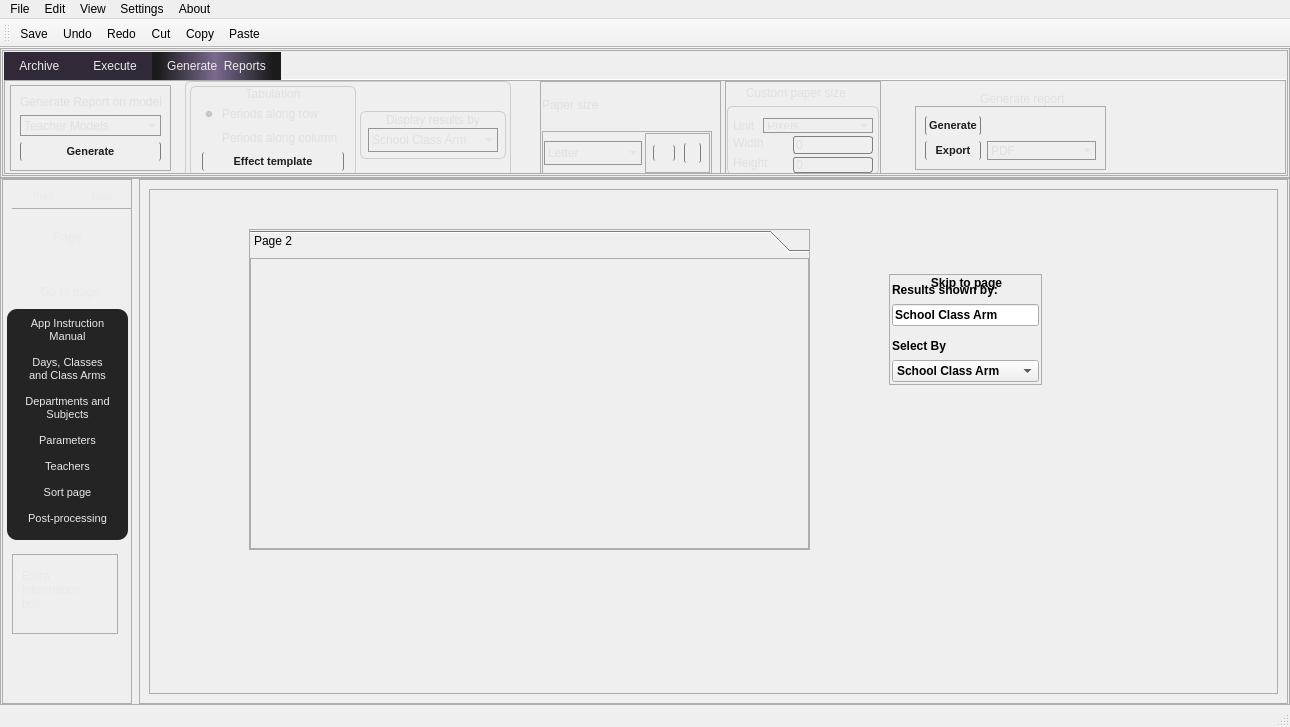
Above: gui/Timetable_GUI.ui from oluatomi/TimetableGUI_project before the change. Below: the same form after it.
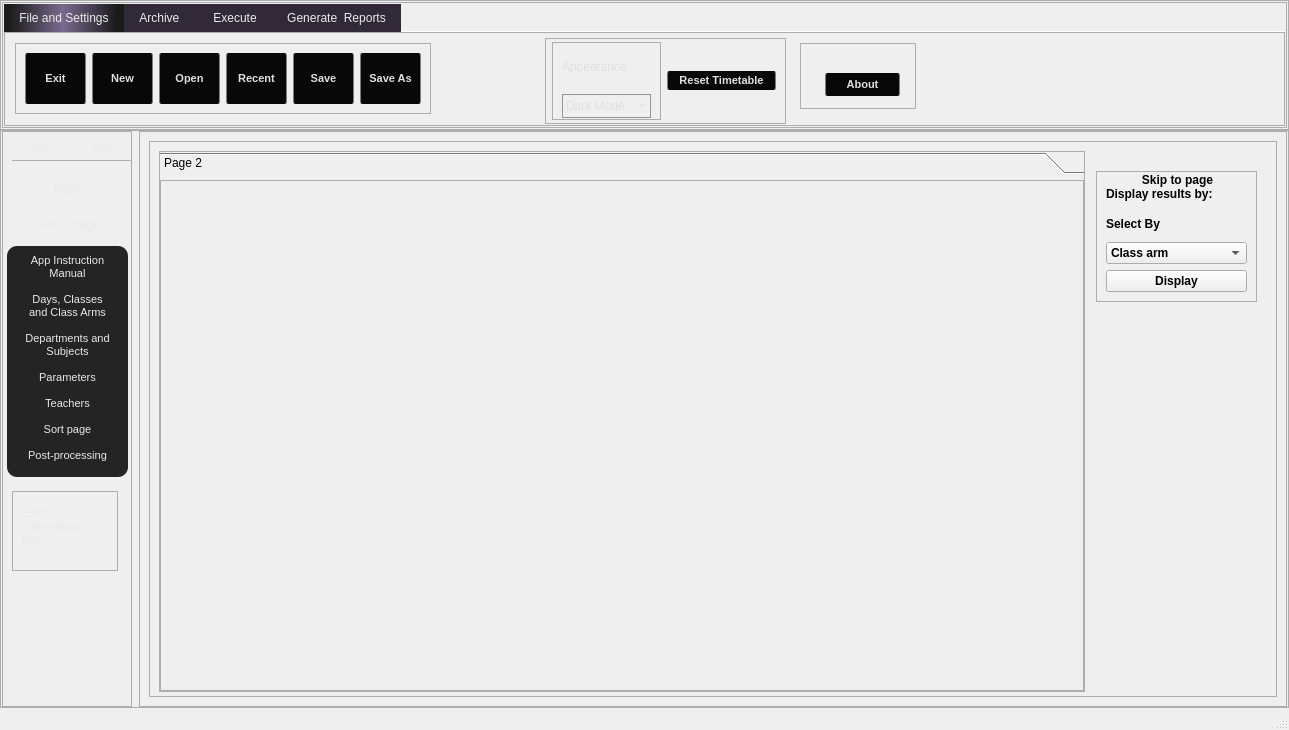
That is the form after the change. The open tabs and pages were chosen to show the change. Icons and pictures are not drawn.

The edit to the form file:
```diff
--- a/gui/Timetable_GUI.ui
+++ b/gui/Timetable_GUI.ui
@@ -9,8 +9,8 @@
    <rect>
     <x>0</x>
     <y>0</y>
-    <width>1290</width>
-    <height>727</height>
+    <width>1289</width>
+    <height>730</height>
    </rect>
   </property>
   <property name="sizePolicy">
@@ -170,7 +170,7 @@
            <rect>
             <x>0</x>
             <y>0</y>
-            <width>1284</width>
+            <width>1283</width>
             <height>124</height>
            </rect>
           </property>
@@ -223,14 +223,13 @@
 
 
 QPushButton{
+	background:#080808;
 	border-left:1px solid #7d7d7d;
 	border-right:1px solid #7d7d7d;
 	padding:3px;
 	font-weight:500;
 	font-size:11px;
-	border-radius:2px;
-color:#1d1d1d;
-	
+	border-radius:2px;	
 }
 
 QPushButton::hover{
@@ -259,7 +258,7 @@
               <enum>QTabWidget::Rounded</enum>
              </property>
              <property name="currentIndex">
-              <number>2</number>
+              <number>0</number>
              </property>
              <property name="iconSize">
               <size>
@@ -282,6 +281,230 @@
              <property name="tabBarAutoHide">
               <bool>false</bool>
              </property>
+             <widget class="QWidget" name="file_tab">
+              <attribute name="title">
+               <string>File and Settings</string>
+              </attribute>
+              <widget class="QFrame" name="frame_64">
+               <property name="geometry">
+                <rect>
+                 <x>10</x>
+                 <y>10</y>
+                 <width>416</width>
+                 <height>71</height>
+                </rect>
+               </property>
+               <property name="frameShape">
+                <enum>QFrame::StyledPanel</enum>
+               </property>
+               <property name="frameShadow">
+                <enum>QFrame::Raised</enum>
+               </property>
+               <layout class="QHBoxLayout" name="horizontalLayout_26">
+                <item>
+                 <widget class="QPushButton" name="pushButton_12">
+                  <property name="sizePolicy">
+                   <sizepolicy hsizetype="Minimum" vsizetype="Expanding">
+                    <horstretch>0</horstretch>
+                    <verstretch>0</verstretch>
+                   </sizepolicy>
+                  </property>
+                  <property name="text">
+                   <string>Exit</string>
+                  </property>
+                 </widget>
+                </item>
+                <item>
+                 <widget class="QPushButton" name="pushButton_7">
+                  <property name="sizePolicy">
+                   <sizepolicy hsizetype="Minimum" vsizetype="Expanding">
+                    <horstretch>0</horstretch>
+                    <verstretch>0</verstretch>
+                   </sizepolicy>
+                  </property>
+                  <property name="text">
+                   <string>New</string>
+                  </property>
+                 </widget>
+                </item>
+                <item>
+                 <widget class="QPushButton" name="pushButton_5">
+                  <property name="sizePolicy">
+                   <sizepolicy hsizetype="Minimum" vsizetype="Expanding">
+                    <horstretch>0</horstretch>
+                    <verstretch>0</verstretch>
+                   </sizepolicy>
+                  </property>
+                  <property name="text">
+                   <string>Open</string>
+                  </property>
+                  <property name="icon">
+                   <iconset>
+                    <normaloff>../Icons-mine/Open_file.png</normaloff>../Icons-mine/Open_file.png</iconset>
+                  </property>
+                  <property name="iconSize">
+                   <size>
+                    <width>40</width>
+                    <height>40</height>
+                   </size>
+                  </property>
+                 </widget>
+                </item>
+                <item>
+                 <widget class="QPushButton" name="pushButton_14">
+                  <property name="sizePolicy">
+                   <sizepolicy hsizetype="Minimum" vsizetype="Expanding">
+                    <horstretch>0</horstretch>
+                    <verstretch>0</verstretch>
+                   </sizepolicy>
+                  </property>
+                  <property name="text">
+                   <string>Recent</string>
+                  </property>
+                 </widget>
+                </item>
+                <item>
+                 <widget class="QPushButton" name="pushButton_4">
+                  <property name="sizePolicy">
+                   <sizepolicy hsizetype="Minimum" vsizetype="Expanding">
+                    <horstretch>0</horstretch>
+                    <verstretch>0</verstretch>
+                   </sizepolicy>
+                  </property>
+                  <property name="text">
+                   <string>Save</string>
+                  </property>
+                 </widget>
+                </item>
+                <item>
+                 <widget class="QPushButton" name="pushButton_10">
+                  <property name="sizePolicy">
+                   <sizepolicy hsizetype="Minimum" vsizetype="Expanding">
+                    <horstretch>0</horstretch>
+                    <verstretch>0</verstretch>
+                   </sizepolicy>
+                  </property>
+                  <property name="text">
+                   <string>Save As</string>
+                  </property>
+                 </widget>
+                </item>
+               </layout>
+              </widget>
+              <widget class="QFrame" name="frame_67">
+               <property name="geometry">
+                <rect>
+                 <x>795</x>
+                 <y>10</y>
+                 <width>116</width>
+                 <height>66</height>
+                </rect>
+               </property>
+               <property name="frameShape">
+                <enum>QFrame::StyledPanel</enum>
+               </property>
+               <property name="frameShadow">
+                <enum>QFrame::Raised</enum>
+               </property>
+               <widget class="QPushButton" name="pushButton_15">
+                <property name="geometry">
+                 <rect>
+                  <x>25</x>
+                  <y>30</y>
+                  <width>75</width>
+                  <height>23</height>
+                 </rect>
+                </property>
+                <property name="text">
+                 <string>About</string>
+                </property>
+               </widget>
+              </widget>
+              <widget class="QFrame" name="frame_68">
+               <property name="geometry">
+                <rect>
+                 <x>540</x>
+                 <y>5</y>
+                 <width>241</width>
+                 <height>86</height>
+                </rect>
+               </property>
+               <layout class="QHBoxLayout" name="horizontalLayout_56">
+                <property name="leftMargin">
+                 <number>6</number>
+                </property>
+                <property name="topMargin">
+                 <number>3</number>
+                </property>
+                <property name="bottomMargin">
+                 <number>3</number>
+                </property>
+                <item>
+                 <widget class="QFrame" name="frame_66">
+                  <property name="frameShape">
+                   <enum>QFrame::StyledPanel</enum>
+                  </property>
+                  <property name="frameShadow">
+                   <enum>QFrame::Raised</enum>
+                  </property>
+                  <layout class="QVBoxLayout" name="verticalLayout_90">
+                   <property name="spacing">
+                    <number>5</number>
+                   </property>
+                   <property name="leftMargin">
+                    <number>9</number>
+                   </property>
+                   <property name="topMargin">
+                    <number>1</number>
+                   </property>
+                   <property name="rightMargin">
+                    <number>9</number>
+                   </property>
+                   <property name="bottomMargin">
+                    <number>1</number>
+                   </property>
+                   <item>
+                    <widget class="QLabel" name="label_33">
+                     <property name="text">
+                      <string>Appearance</string>
+                     </property>
+                    </widget>
+                   </item>
+                   <item>
+                    <widget class="QComboBox" name="comboBox_8">
+                     <item>
+                      <property name="text">
+                       <string>Dark Mode</string>
+                      </property>
+                     </item>
+                     <item>
+                      <property name="text">
+                       <string>Light Mode</string>
+                      </property>
+                     </item>
+                     <item>
+                      <property name="text">
+                       <string>Mid mode</string>
+                      </property>
+                     </item>
+                    </widget>
+                   </item>
+                  </layout>
+                 </widget>
+                </item>
+                <item>
+                 <widget class="QPushButton" name="pushButton_13">
+                  <property name="toolTip">
+                   <string>&lt;html&gt;&lt;head/&gt;&lt;body&gt;&lt;p&gt;&lt;span style=&quot; font-weight:400;&quot;&gt;Irrevocably resets the current timetable operation. Days, classes, class arms, etc. are permanently lost.&lt;/span&gt;&lt;/p&gt;&lt;/body&gt;&lt;/html&gt;</string>
+                  </property>
+                  <property name="text">
+                   <string>Reset Timetable</string>
+                  </property>
+                 </widget>
+                </item>
+               </layout>
+              </widget>
+             </widget>
              <widget class="QWidget" name="archive">
               <attribute name="title">
                <string>Archive </string>
@@ -1240,85 +1463,6 @@
                      </item>
                     </widget>
                    </item>
-                   <item>
-                    <widget class="QFrame" name="frame_21">
-                     <property name="maximumSize">
-                      <size>
-                       <width>65</width>
-                       <height>16777215</height>
-                      </size>
-                     </property>
-                     <layout class="QHBoxLayout" name="horizontalLayout_28">
-                      <property name="spacing">
-                       <number>3</number>
-                      </property>
-                      <property name="leftMargin">
-                       <number>1</number>
-                      </property>
-                      <property name="topMargin">
-                       <number>1</number>
-                      </property>
-                      <property name="rightMargin">
-                       <number>1</number>
-                      </property>
-                      <property name="bottomMargin">
-                       <number>1</number>
-                      </property>
-                      <item>
-                       <widget class="QPushButton" name="pushButton_37">
-                        <property name="maximumSize">
-                         <size>
-                          <width>22</width>
-                          <height>16</height>
-                         </size>
-                        </property>
-                        <property name="toolTip">
-                         <string>Landscape mode</string>
-                        </property>
-                        <property name="text">
-                         <string/>
-                        </property>
-                        <property name="icon">
-                         <iconset>
-                          <normaloff>../Icons-mine/Effects/landscape.png</normaloff>../Icons-mine/Effects/landscape.png</iconset>
-                        </property>
-                        <property name="iconSize">
-                         <size>
-                          <width>22</width>
-                          <height>16</height>
-                         </size>
-                        </property>
-                       </widget>
-                      </item>
-                      <item>
-                       <widget class="QPushButton" name="pushButton_48">
-                        <property name="maximumSize">
-                         <size>
-                          <width>17</width>
-                          <height>20</height>
-                         </size>
-                        </property>
-                        <property name="toolTip">
-                         <string>&lt;html&gt;&lt;head/&gt;&lt;body&gt;&lt;p&gt;&lt;span style=&quot; font-size:8pt;&quot;&gt;Portrait mode&lt;/span&gt;&lt;/p&gt;&lt;/body&gt;&lt;/html&gt;</string>
-                        </property>
-                        <property name="text">
-                         <string/>
-                        </property>
-                        <property name="icon">
-                         <iconset>
-                          <normaloff>../Icons-mine/Effects/portrait.png</normaloff>../Icons-mine/Effects/portrait.png</iconset>
-                        </property>
-                        <property name="iconSize">
-                         <size>
-                          <width>20</width>
-                          <height>20</height>
-                         </size>
-                        </property>
-                       </widget>
-                      </item>
-                     </layout>
-                    </widget>
-                   </item>
                   </layout>
                  </widget>
                 </item>
@@ -1713,7 +1857,7 @@
           <property name="geometry">
            <rect>
             <x>5</x>
-            <y>130</y>
+            <y>115</y>
             <width>121</width>
             <height>231</height>
            </rect>
@@ -1816,7 +1960,7 @@
           <property name="geometry">
            <rect>
             <x>25</x>
-            <y>105</y>
+            <y>85</y>
             <width>86</width>
             <height>16</height>
            </rect>
@@ -1848,7 +1992,7 @@
           <property name="geometry">
            <rect>
             <x>10</x>
-            <y>375</y>
+            <y>360</y>
             <width>106</width>
             <height>80</height>
            </rect>
@@ -10107,10 +10251,10 @@
              <widget class="QGroupBox" name="groupBox_50">
               <property name="geometry">
                <rect>
-                <x>740</x>
-                <y>85</y>
-                <width>153</width>
-                <height>111</height>
+                <x>947</x>
+                <y>30</y>
+                <width>161</width>
+                <height>131</height>
                </rect>
               </property>
               <property name="font">
@@ -10127,56 +10271,27 @@
               </property>
               <layout class="QVBoxLayout" name="verticalLayout_39">
                <property name="spacing">
-                <number>2</number>
+                <number>6</number>
                </property>
                <property name="leftMargin">
-                <number>2</number>
+                <number>9</number>
                </property>
                <property name="topMargin">
-                <number>2</number>
+                <number>9</number>
                </property>
                <property name="rightMargin">
-                <number>2</number>
+                <number>9</number>
                </property>
                <property name="bottomMargin">
-                <number>2</number>
+                <number>9</number>
                </property>
                <item>
                 <widget class="QLabel" name="label_35">
                  <property name="text">
-                  <string>Results shown by:</string>
+                  <string>Display results by:</string>
                  </property>
                 </widget>
                </item>
-               <item>
-                <widget class="QLineEdit" name="lineEdit_14">
-                 <property name="inputMask">
-                  <string/>
-                 </property>
-                 <property name="text">
-                  <string>School Class Arm</string>
-                 </property>
-                 <property name="readOnly">
-                  <bool>true</bool>
-                 </property>
-                </widget>
-               </item>
-               <item>
-                <spacer name="verticalSpacer_9">
-                 <property name="orientation">
-                  <enum>Qt::Vertical</enum>
-                 </property>
-                 <property name="sizeType">
-                  <enum>QSizePolicy::Fixed</enum>
-                 </property>
-                 <property name="sizeHint" stdset="0">
-                  <size>
-                   <width>20</width>
-                   <height>6</height>
-                  </size>
-                 </property>
-                </spacer>
-               </item>
                <item>
                 <widget class="QLabel" name="label_84">
                  <property name="text">
@@ -10188,7 +10303,7 @@
                 <widget class="QComboBox" name="comboBox_18">
                  <item>
                   <property name="text">
-                   <string>School Class Arm</string>
+                   <string>Class arm</string>
                   </property>
                  </item>
                  <item>
@@ -10196,6 +10311,18 @@
                    <string>School Class Group</string>
                   </property>
                  </item>
+                 <item>
+                  <property name="text">
+                   <string>Day</string>
+                  </property>
+                 </item>
+                </widget>
+               </item>
+               <item>
+                <widget class="QPushButton" name="pushButton">
+                 <property name="text">
+                  <string>Display</string>
+                 </property>
                 </widget>
                </item>
               </layout>
@@ -10203,10 +10330,10 @@
              <widget class="QToolBox" name="final_output_toolbox">
               <property name="geometry">
                <rect>
-                <x>100</x>
-                <y>40</y>
-                <width>561</width>
-                <height>321</height>
+                <x>10</x>
+                <y>10</y>
+                <width>926</width>
+                <height>541</height>
                </rect>
               </property>
               <property name="currentIndex">
@@ -10217,8 +10344,8 @@
                 <rect>
                  <x>0</x>
                  <y>0</y>
-                 <width>98</width>
-                 <height>28</height>
+                 <width>922</width>
+                 <height>510</height>
                 </rect>
                </property>
                <attribute name="label">
@@ -10238,69 +10365,6 @@
    </layout>
   </widget>
   <widget class="QStatusBar" name="statusbar"/>
-  <widget class="QToolBar" name="toolBar">
-   <property name="windowTitle">
-    <string>toolBar</string>
-   </property>
-   <attribute name="toolBarArea">
-    <enum>TopToolBarArea</enum>
-   </attribute>
-   <attribute name="toolBarBreak">
-    <bool>false</bool>
-   </attribute>
-   <addaction name="actionSave"/>
-   <addaction name="actionUndo"/>
-   <addaction name="actionRedo"/>
-   <addaction name="actionCut"/>
-   <addaction name="actionCopy"/>
-   <addaction name="actionPaste"/>
-  </widget>
-  <widget class="QMenuBar" name="menuBar">
-   <property name="geometry">
-    <rect>
-     <x>0</x>
-     <y>0</y>
-     <width>1290</width>
-     <height>21</height>
-    </rect>
-   </property>
-   <widget class="QMenu" name="menuFile">
-    <property name="title">
-     <string>File</string>
-    </property>
-    <addaction name="actionNew"/>
-    <addaction name="actionSave"/>
-    <addaction name="actionQuit"/>
-   </widget>
-   <widget class="QMenu" name="menuSettings">
-    <property name="title">
-     <string>Settings</string>
-    </property>
-    <addaction name="actionTheme"/>
-   </widget>
-   <widget class="QMenu" name="menuAbout">
-    <property name="title">
-     <string>About</string>
-    </property>
-   </widget>
-   <widget class="QMenu" name="menuView">
-    <property name="title">
-     <string>View</string>
-    </property>
-   </widget>
-   <widget class="QMenu" name="menuProject">
-    <property name="title">
-     <string>Edit</string>
-    </property>
-    <addaction name="actionUndo"/>
-    <addaction name="actionRedo"/>
-   </widget>
-   <addaction name="menuFile"/>
-   <addaction name="menuProject"/>
-   <addaction name="menuView"/>
-   <addaction name="menuSettings"/>
-   <addaction name="menuAbout"/>
-  </widget>
   <action name="actionOpen_new_file">
    <property name="text">
     <string>Open</string>
```
Left out of the diff: 55 changed lines with no effect on the pictures.
